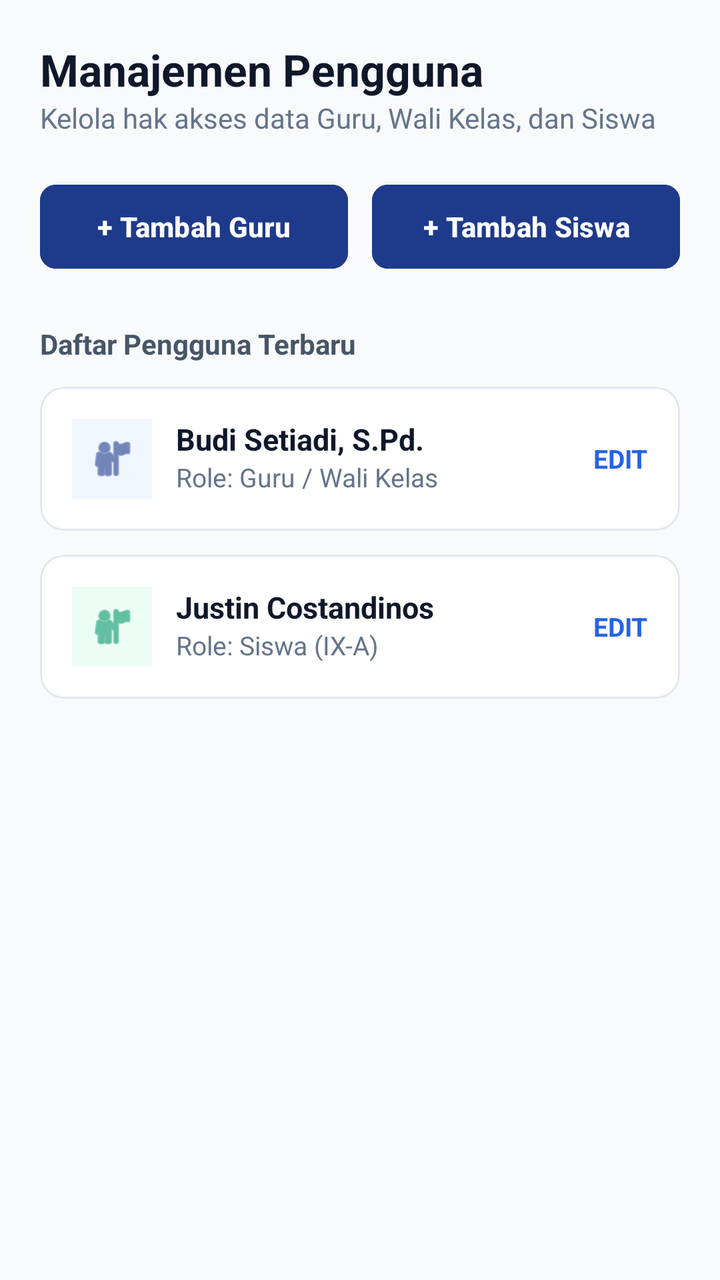
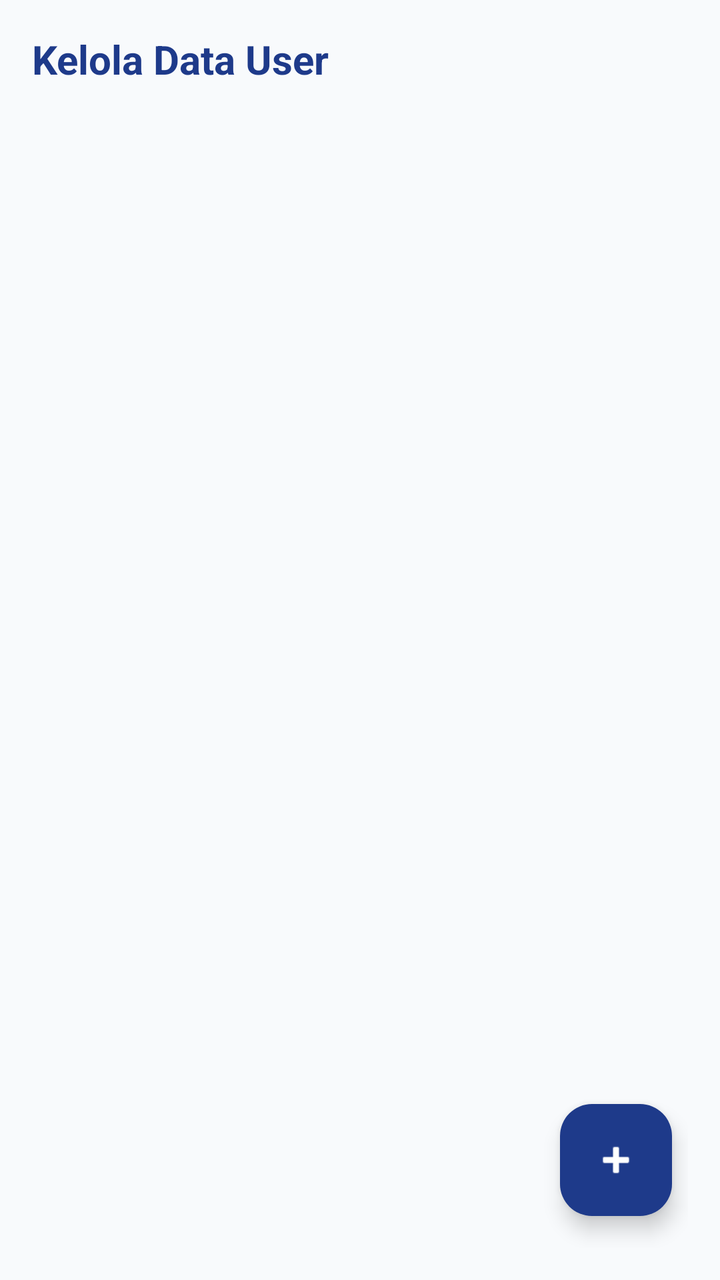

Screens rendered from an Android XML layout before and after an edit, with the pre-edit source and the edit as a unified diff.
<!-- AndroidManifest.xml: application theme Theme.Mondu -->
<!-- res/layout/fragment_kelola_user.xml -->
<?xml version="1.0" encoding="utf-8"?>
<ScrollView xmlns:android="http://schemas.android.com/apk/res/android"
    xmlns:app="http://schemas.android.com/apk/res-auto"
    android:layout_width="match_parent"
    android:layout_height="match_parent"
    android:background="#F8FAFC">

    <LinearLayout
        android:layout_width="match_parent"
        android:layout_height="wrap_content"
        android:orientation="vertical"
        android:padding="20dp">

        <TextView
            android:layout_width="wrap_content"
            android:layout_height="wrap_content"
            android:text="Manajemen Pengguna"
            android:textSize="22sp"
            android:textStyle="bold"
            android:textColor="#0F172A"/>

        <TextView
            android:layout_width="wrap_content"
            android:layout_height="wrap_content"
            android:text="Kelola hak akses data Guru, Wali Kelas, dan Siswa"
            android:textSize="14sp"
            android:textColor="#64748B"
            android:layout_marginBottom="20dp"/>

        <LinearLayout
            android:layout_width="match_parent"
            android:layout_height="wrap_content"
            android:orientation="horizontal"
            android:weightSum="2"
            android:layout_marginBottom="24dp">

            <Button
                android:layout_width="0dp"
                android:layout_height="50dp"
                android:layout_weight="1"
                android:text="+ Tambah Guru"
                android:textStyle="bold"
                android:backgroundTint="#1E3A8A"
                app:cornerRadius="8dp"
                android:layout_marginEnd="6dp"/>

            <Button
                android:layout_width="0dp"
                android:layout_height="50dp"
                android:layout_weight="1"
                android:text="+ Tambah Siswa"
                android:textStyle="bold"
                android:backgroundTint="#1E3A8A"
                app:cornerRadius="8dp"
                android:layout_marginStart="6dp"/>
        </LinearLayout>

        <TextView
            android:layout_width="wrap_content"
            android:layout_height="wrap_content"
            android:text="Daftar Pengguna Terbaru"
            android:textStyle="bold"
            android:textColor="#475569"
            android:layout_marginBottom="12dp"/>

        <com.google.android.material.card.MaterialCardView
            android:layout_width="match_parent"
            android:layout_height="wrap_content"
            android:layout_marginBottom="12dp"
            app:cardCornerRadius="12dp"
            app:strokeWidth="1dp"
            app:strokeColor="#E2E8F0"
            app:cardBackgroundColor="#FFFFFF">
            <RelativeLayout
                android:layout_width="match_parent"
                android:layout_height="wrap_content"
                android:padding="16dp">
                <ImageView
                    android:id="@+id/imgUserIcon1"
                    android:layout_width="40dp"
                    android:layout_height="40dp"
                    android:src="@android:drawable/ic_menu_myplaces"
                    android:tint="#1E3A8A"
                    android:background="#EFF6FF"
                    android:padding="8dp"/>
                <LinearLayout
                    android:layout_width="wrap_content"
                    android:layout_height="wrap_content"
                    android:orientation="vertical"
                    android:layout_toEndOf="@id/imgUserIcon1"
                    android:layout_marginStart="12dp">
                    <TextView
                        android:layout_width="wrap_content"
                        android:layout_height="wrap_content"
                        android:text="Budi Setiadi, S.Pd."
                        android:textStyle="bold"
                        android:textColor="#0F172A"
                        android:textSize="15sp"/>
                    <TextView
                        android:layout_width="wrap_content"
                        android:layout_height="wrap_content"
                        android:text="Role: Guru / Wali Kelas"
                        android:textColor="#64748B"
                        android:textSize="13sp"/>
                </LinearLayout>
                <TextView
                    android:layout_width="wrap_content"
                    android:layout_height="wrap_content"
                    android:layout_alignParentEnd="true"
                    android:layout_centerVertical="true"
                    android:text="EDIT"
                    android:textColor="#2563EB"
                    android:textStyle="bold"
                    android:textSize="13sp"/>
            </RelativeLayout>
        </com.google.android.material.card.MaterialCardView>

        <com.google.android.material.card.MaterialCardView
            android:layout_width="match_parent"
            android:layout_height="wrap_content"
            app:cardCornerRadius="12dp"
            app:strokeWidth="1dp"
            app:strokeColor="#E2E8F0"
            app:cardBackgroundColor="#FFFFFF">
            <RelativeLayout
                android:layout_width="match_parent"
                android:layout_height="wrap_content"
                android:padding="16dp">
                <ImageView
                    android:id="@+id/imgUserIcon2"
                    android:layout_width="40dp"
                    android:layout_height="40dp"
                    android:src="@android:drawable/ic_menu_myplaces"
                    android:tint="#059669"
                    android:background="#ECFDF5"
                    android:padding="8dp"/>
                <LinearLayout
                    android:layout_width="wrap_content"
                    android:layout_height="wrap_content"
                    android:orientation="vertical"
                    android:layout_toEndOf="@id/imgUserIcon2"
                    android:layout_marginStart="12dp">
                    <TextView
                        android:layout_width="wrap_content"
                        android:layout_height="wrap_content"
                        android:text="Justin Costandinos"
                        android:textStyle="bold"
                        android:textColor="#0F172A"
                        android:textSize="15sp"/>
                    <TextView
                        android:layout_width="wrap_content"
                        android:layout_height="wrap_content"
                        android:text="Role: Siswa (IX-A)"
                        android:textColor="#64748B"
                        android:textSize="13sp"/>
                </LinearLayout>
                <TextView
                    android:layout_width="wrap_content"
                    android:layout_height="wrap_content"
                    android:layout_alignParentEnd="true"
                    android:layout_centerVertical="true"
                    android:text="EDIT"
                    android:textColor="#2563EB"
                    android:textStyle="bold"
                    android:textSize="13sp"/>
            </RelativeLayout>
        </com.google.android.material.card.MaterialCardView>

    </LinearLayout>
</ScrollView>
<!-- resources referenced by this layout -->
<resources>
  <style name="Theme.Mondu" parent="Base.Theme.Mondu" />
  <style name="Base.Theme.Mondu" parent="Theme.Material3.DayNight.NoActionBar">
          
          
      </style>
</resources>

<!-- the commit's change to res/layout/fragment_kelola_user.xml (unified diff, before → after) -->
@@ -1,170 +1,124 @@
 <?xml version="1.0" encoding="utf-8"?>
-<ScrollView xmlns:android="http://schemas.android.com/apk/res/android"
+<FrameLayout xmlns:android="http://schemas.android.com/apk/res/android"
+    xmlns:app="http://schemas.android.com/apk/res-auto"
+    xmlns:tools="http://schemas.android.com/tools"
+    android:layout_width="match_parent"
+    android:layout_height="match_parent"
+    android:background="#F8FAFC"
+    tools:context=".KelolaUserFragment">
+
+    <RelativeLayout
+        android:layout_width="match_parent"
+        android:layout_height="match_parent"
+        android:padding="16dp">
+
+        
+        <TextView
+            android:id="@+id/tvTitleUsers"
+            android:layout_width="wrap_content"
+            android:layout_height="wrap_content"
+            android:text="Kelola Data User"
+            android:textColor="#1E3A8A"
+            android:textSize="20sp"
+            android:textStyle="bold"
+            android:layout_marginBottom="16dp"/>
+
+        
+        <androidx.recyclerview.widget.RecyclerView
+            android:id="@+id/rvUsers"
+            android:layout_width="match_parent"
+            android:layout_height="match_parent"
+            android:layout_below="@id/tvTitleUsers"
+            android:clipToPadding="false"
+            android:paddingBottom="80dp"
+            tools:listitem="@layout/item_user" />
+
+        
+        <com.google.android.material.floatingactionbutton.FloatingActionButton
+            android:id="@+id/fabAddUser"
+            android:layout_width="wrap_content"
+            android:layout_height="wrap_content"
+            android:layout_alignParentEnd="true"
+            android:layout_alignParentBottom="true"
+            android:layout_marginEnd="8dp"
+            android:layout_marginBottom="16dp"
+            android:contentDescription="Tambah User"
+            android:src="@android:drawable/ic_input_add"
+            app:backgroundTint="#1E3A8A"
+            app:tint="#FFFFFF"
+            app:fabSize="normal" />
+
+    </RelativeLayout>
+</FrameLayout>
+<!-- res/layout/item_user.xml (included above) -->
+<?xml version="1.0" encoding="utf-8"?>
+<com.google.android.material.card.MaterialCardView
+    xmlns:android="http://schemas.android.com/apk/res/android"
     xmlns:app="http://schemas.android.com/apk/res-auto"
     android:layout_width="match_parent"
-    android:layout_height="match_parent"
-    android:background="#F8FAFC">
+    android:layout_height="wrap_content"
+    android:layout_marginBottom="12dp"
+    app:cardCornerRadius="14dp"
+    app:cardElevation="2dp"
+    app:strokeWidth="1dp"
+    app:strokeColor="#E2E8F0"
+    app:cardBackgroundColor="#FFFFFF">
 
-    <LinearLayout
+    <RelativeLayout
+        android:padding="14dp"
         android:layout_width="match_parent"
-        android:layout_height="wrap_content"
-        android:orientation="vertical"
-        android:padding="20dp">
+        android:layout_height="wrap_content">
 
-        <TextView
+        
+        <com.google.android.material.imageview.ShapeableImageView
+            android:id="@+id/ivUserRow"
+            android:layout_width="50dp"
+            android:layout_height="50dp"
+            android:scaleType="centerCrop"
+            android:src="@android:drawable/ic_menu_myplaces"
+            android:background="#E2E8F0"
+            android:padding="4dp"
+            app:shapeAppearanceOverlay="@style/ShapeAppearance.Material3.Corner.Full" />
+
+        
+        <LinearLayout
             android:layout_width="wrap_content"
             android:layout_height="wrap_content"
-            android:text="Manajemen Pengguna"
-            android:textSize="22sp"
-            android:textStyle="bold"
-            android:textColor="#0F172A"/>
+            android:orientation="vertical"
+            android:layout_toEndOf="@id/ivUserRow"
+            android:layout_toStartOf="@+id/btnMenuMore"
+            android:layout_marginStart="14dp"
+            android:layout_centerVertical="true">
 
-        <TextView
-            android:layout_width="wrap_content"
-            android:layout_height="wrap_content"
-            android:text="Kelola hak akses data Guru, Wali Kelas, dan Siswa"
-            android:textSize="14sp"
-            android:textColor="#64748B"
-            android:layout_marginBottom="20dp"/>
+            <TextView
+                android:id="@+id/tvNamaUserRow"
+                android:layout_width="wrap_content"
+                android:layout_height="wrap_content"
+                android:text="Nama Lengkap"
+                android:textColor="#0F172A"
+                android:textSize="16sp"
+                android:textStyle="bold" />
 
-        <LinearLayout
-            android:layout_width="match_parent"
-            android:layout_height="wrap_content"
-            android:orientation="horizontal"
-            android:weightSum="2"
-            android:layout_marginBottom="24dp">
-
-            <Button
-                android:layout_width="0dp"
-                android:layout_height="50dp"
-                android:layout_weight="1"
-                android:text="+ Tambah Guru"
-                android:textStyle="bold"
-                android:backgroundTint="#1E3A8A"
-                app:cornerRadius="8dp"
-                android:layout_marginEnd="6dp"/>
-
-            <Button
-                android:layout_width="0dp"
-                android:layout_height="50dp"
-                android:layout_weight="1"
-                android:text="+ Tambah Siswa"
-                android:textStyle="bold"
-                android:backgroundTint="#1E3A8A"
-                app:cornerRadius="8dp"
-                android:layout_marginStart="6dp"/>
+            <TextView
+                android:id="@+id/tvEmailRoleRow"
+                android:layout_width="wrap_content"
+                android:layout_height="wrap_content"
+                android:text="email@domain.com • Admin"
+                android:textColor="#64748B"
+                android:textSize="13sp"
+                android:layout_marginTop="2dp" />
         </LinearLayout>
 
-        <TextView
-            android:layout_width="wrap_content"
-            android:layout_height="wrap_content"
-            android:text="Daftar Pengguna Terbaru"
-            android:textStyle="bold"
-            android:textColor="#475569"
-            android:layout_marginBottom="12dp"/>
+        
+        <ImageButton
+            android:id="@+id/btnMenuMore"
+            android:layout_width="40dp"
+            android:layout_height="40dp"
+            android:layout_alignParentEnd="true"
+            android:layout_centerVertical="true"
+            android:background="?attr/selectableItemBackgroundBorderless"
+            android:src="@android:drawable/ic_menu_more"
+            android:contentDescription="Opsi" />
 
-        <com.google.android.material.card.MaterialCardView
-            android:layout_width="match_parent"
-            android:layout_height="wrap_content"
-            android:layout_marginBottom="12dp"
-            app:cardCornerRadius="12dp"
-            app:strokeWidth="1dp"
-            app:strokeColor="#E2E8F0"
-            app:cardBackgroundColor="#FFFFFF">
-            <RelativeLayout
-                android:layout_width="match_parent"
-                android:layout_height="wrap_content"
-                android:padding="16dp">
-                <ImageView
-                    android:id="@+id/imgUserIcon1"
-                    android:layout_width="40dp"
-                    android:layout_height="40dp"
-                    android:src="@android:drawable/ic_menu_myplaces"
-                    android:tint="#1E3A8A"
-                    android:background="#EFF6FF"
-                    android:padding="8dp"/>
-                <LinearLayout
-                    android:layout_width="wrap_content"
-                    android:layout_height="wrap_content"
-                    android:orientation="vertical"
-                    android:layout_toEndOf="@id/imgUserIcon1"
-                    android:layout_marginStart="12dp">
-                    <TextView
-                        android:layout_width="wrap_content"
-                        android:layout_height="wrap_content"
-                        android:text="Budi Setiadi, S.Pd."
-                        android:textStyle="bold"
-                        android:textColor="#0F172A"
-                        android:textSize="15sp"/>
-                    <TextView
-                        android:layout_width="wrap_content"
-                        android:layout_height="wrap_content"
-                        android:text="Role: Guru / Wali Kelas"
-                        android:textColor="#64748B"
-                        android:textSize="13sp"/>
-                </LinearLayout>
-                <TextView
-                    android:layout_width="wrap_content"
-                    android:layout_height="wrap_content"
-                    android:layout_alignParentEnd="true"
-                    android:layout_centerVertical="true"
-                    android:text="EDIT"
-                    android:textColor="#2563EB"
-                    android:textStyle="bold"
-                    android:textSize="13sp"/>
-            </RelativeLayout>
-        </com.google.android.material.card.MaterialCardView>
-
-        <com.google.android.material.card.MaterialCardView
-            android:layout_width="match_parent"
-            android:layout_height="wrap_content"
-            app:cardCornerRadius="12dp"
-            app:strokeWidth="1dp"
-            app:strokeColor="#E2E8F0"
-            app:cardBackgroundColor="#FFFFFF">
-            <RelativeLayout
-                android:layout_width="match_parent"
-                android:layout_height="wrap_content"
-                android:padding="16dp">
-                <ImageView
-                    android:id="@+id/imgUserIcon2"
-                    android:layout_width="40dp"
-                    android:layout_height="40dp"
-                    android:src="@android:drawable/ic_menu_myplaces"
-                    android:tint="#059669"
-                    android:background="#ECFDF5"
-                    android:padding="8dp"/>
-                <LinearLayout
-                    android:layout_width="wrap_content"
-                    android:layout_height="wrap_content"
-                    android:orientation="vertical"
-                    android:layout_toEndOf="@id/imgUserIcon2"
-                    android:layout_marginStart="12dp">
-                    <TextView
-                        android:layout_width="wrap_content"
-                        android:layout_height="wrap_content"
-                        android:text="Justin Costandinos"
-                        android:textStyle="bold"
-                        android:textColor="#0F172A"
-                        android:textSize="15sp"/>
-                    <TextView
-                        android:layout_width="wrap_content"
-                        android:layout_height="wrap_content"
-                        android:text="Role: Siswa (IX-A)"
-                        android:textColor="#64748B"
-                        android:textSize="13sp"/>
-                </LinearLayout>
-                <TextView
-                    android:layout_width="wrap_content"
-                    android:layout_height="wrap_content"
-                    android:layout_alignParentEnd="true"
-                    android:layout_centerVertical="true"
-                    android:text="EDIT"
-                    android:textColor="#2563EB"
-                    android:textStyle="bold"
-                    android:textSize="13sp"/>
-            </RelativeLayout>
-        </com.google.android.material.card.MaterialCardView>
-
-    </LinearLayout>
-</ScrollView>
+    </RelativeLayout>
+</com.google.android.material.card.MaterialCardView>
